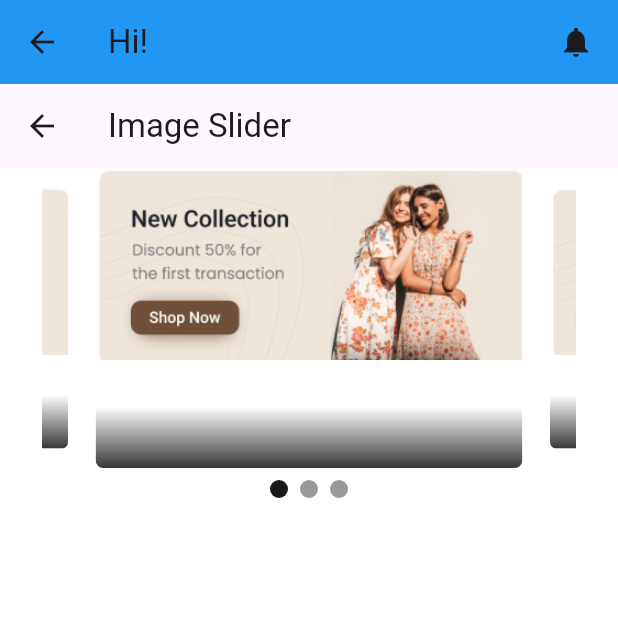
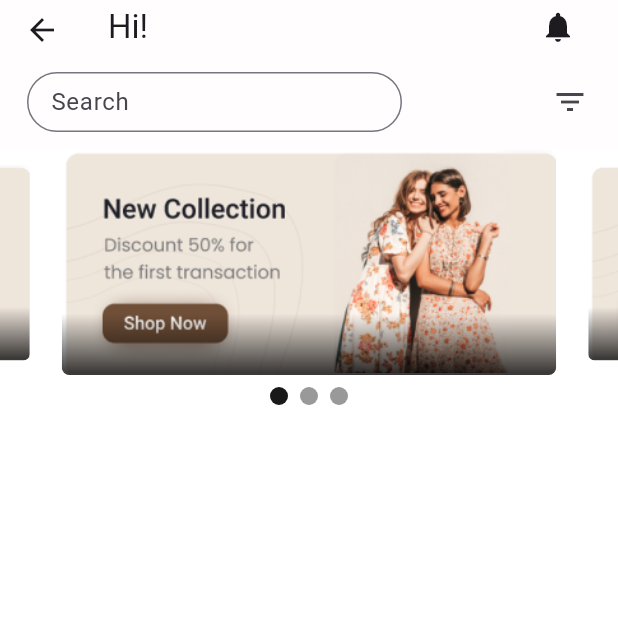
Before and after one commit to codewithjawad/E-commerce-App, a Flutter app: the HomeView screen opened directly, on a phone screen of 412 x 824 dp, the top half of it. Run offline on Flutter 3.47's test engine with Material 3 defaults, Android fonts, the phone set to English and light mode, and no system bars; drawn by our look-alikes of carousel_slider.

Commit message:
design Appbar

```diff
--- a/ecommerce_app/lib/Screens/Home/home_view.dart
+++ b/ecommerce_app/lib/Screens/Home/home_view.dart
@@ -1,3 +1,4 @@
+import 'package:ecommerce_app/Screens/Home/home_widgets/appbarview.dart';
 import 'package:ecommerce_app/Screens/Home/home_widgets/slider.dart';
 import 'package:flutter/material.dart';
 
@@ -11,20 +12,8 @@ class HomeView extends StatefulWidget {
 class _HomeViewState extends State<HomeView> {
   @override
   Widget build(BuildContext context) {
-    //final TextEditingController searchController = TextEditingController();
     return Scaffold(
-      appBar: AppBar(
-        backgroundColor: Colors.blue,
-        title: const Row(
-          children: [
-            Text("Hi!"),
-            Spacer(),
-            ClipOval(
-              child: Icon(Icons.notifications),
-            ),
-          ],
-        ),
-      ),
+      appBar: const Appbarview(),
       body: Container(height: 500, child: const Sliderview()),
     );
   }
--- /dev/null
+++ b/ecommerce_app/lib/Screens/Home/home_widgets/appbarview.dart
@@ -0,0 +1,68 @@
+import 'package:flutter/material.dart';
+
+class Appbarview extends StatelessWidget implements PreferredSizeWidget {
+  const Appbarview({super.key});
+
+  @override
+  Widget build(BuildContext context) {
+    final TextEditingController searchController = TextEditingController();
+    return AppBar(
+      backgroundColor: const Color.fromARGB(255, 255, 253, 253),
+      title: Row(
+        children: [
+          const Text("Hi!"),
+          const Spacer(),
+          ClipOval(
+            child: IconButton(
+              icon: const Icon(Icons.notifications),
+              onPressed: () {
+                // Add your notification action here
+              },
+            ),
+          ),
+        ],
+      ),
+      bottom: PreferredSize(
+        preferredSize: const Size.fromHeight(60),
+        child: Padding(
+          padding: const EdgeInsets.all(8.0),
+          child: Row(
+            children: [
+              Container(
+                margin: const EdgeInsets.only(left: 10),
+                height: 40,
+                width: 250,
+                child: TextFormField(
+                  controller: searchController,
+                  decoration: const InputDecoration(
+                    labelText: 'Search',
+                    hintText: 'Search',
+                    border: OutlineInputBorder(
+                      borderRadius: BorderRadius.all(Radius.circular(30.0)),
+                    ),
+                  ),
+                  style: const TextStyle(
+                    fontSize: 14,
+                  ),
+                ),
+              ),
+              const Spacer(), // Space between search bar and filter icon
+              ClipOval(
+                child: IconButton(
+                  icon: const Icon(Icons.filter_list),
+                  onPressed: () {
+                    // Add your filter action here
+                  },
+                ),
+              ),
+            ],
+          ),
+        ),
+      ),
+    );
+  }
+
+  @override
+  Size get preferredSize =>
+      const Size.fromHeight(100); // Adjust height for AppBar + Search
+}
--- a/ecommerce_app/lib/Screens/Home/home_widgets/slider.dart
+++ b/ecommerce_app/lib/Screens/Home/home_widgets/slider.dart
@@ -62,14 +62,12 @@ class _SliderviewState extends State<Sliderview> {
   @override
   Widget build(BuildContext context) {
     return Scaffold(
-      appBar: AppBar(
-        title: const Text('Image Slider'),
-      ),
       body: Column(
         children: [
           // Wrap the CarouselSlider with SizedBox to control height
-          Container(
-            height: 200,
+          SizedBox(
+            height: 150,
+            width: MediaQuery.of(context).size.width,
             child: CarouselSlider(
               items: imageSliders,
               carouselController: _controller,
--- a/ecommerce_app/lib/Screens/Splash/splash_view.dart
+++ b/ecommerce_app/lib/Screens/Splash/splash_view.dart
@@ -19,7 +19,7 @@ class _SplashViewState extends State<SplashView> {
         context,
         MaterialPageRoute(
             builder: (context) =>
-                const WelcomeScreen()), // welcome ki jgha kr rha hooon
+                const HomeView()), // welcome ki jgha kr rha hooon
       );
     });
   }
--- a/ecommerce_app/lib/main.dart
+++ b/ecommerce_app/lib/main.dart
@@ -1,5 +1,3 @@
-import 'package:ecommerce_app/Screens/Home/home_view.dart';
-import 'package:ecommerce_app/Screens/Home/home_widgets/slider.dart';
 import 'package:ecommerce_app/Screens/Splash/splash_view.dart';
 import 'package:flutter/material.dart';
 
@@ -17,6 +15,7 @@ class MyApp extends StatelessWidget {
         brightness: Brightness.light,
         primaryColor: Colors.brown,
         scaffoldBackgroundColor: Colors.white,
+        primarySwatch: Colors.amber,
         inputDecorationTheme: const InputDecorationTheme(
           border: OutlineInputBorder(),
           prefixIconColor: Colors.black,
```
